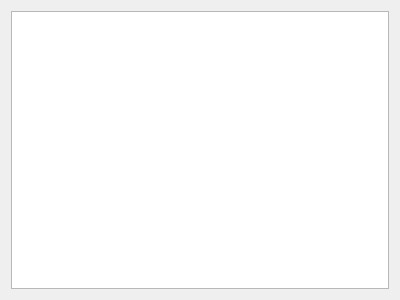
Qt form popup_notice.ui (ntw8651/CBNotification) before a commit.
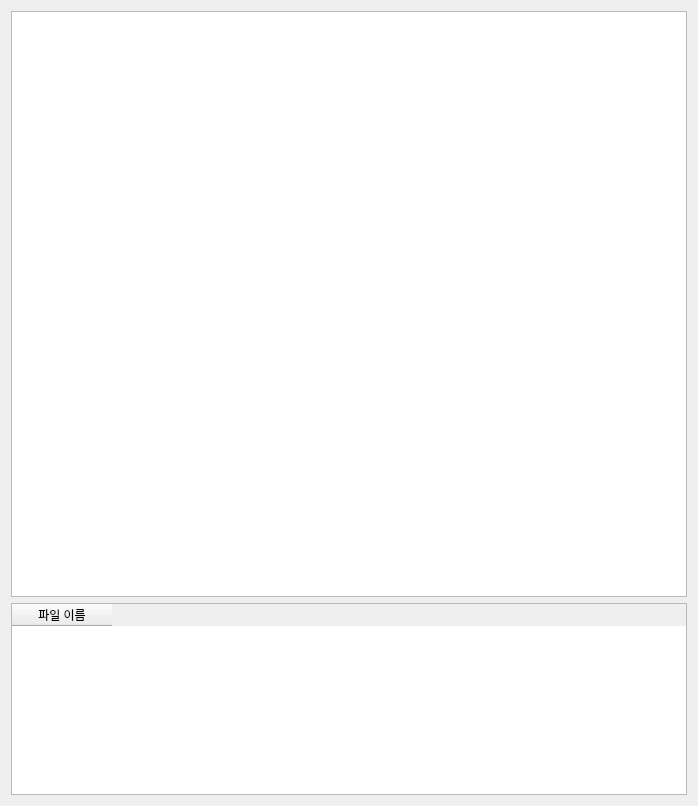
The same form after that commit.

```diff
--- a/popup_notice.ui
+++ b/popup_notice.ui
@@ -6,8 +6,8 @@
    <rect>
     <x>0</x>
     <y>0</y>
-    <width>400</width>
-    <height>300</height>
+    <width>698</width>
+    <height>806</height>
    </rect>
   </property>
   <property name="windowTitle">
@@ -16,6 +16,30 @@
   <layout class="QGridLayout" name="gridLayout_2">
    <item row="0" column="0">
     <layout class="QGridLayout" name="gridLayout">
+     <item row="1" column="0">
+      <widget class="QTableWidget" name="tableWidget">
+       <property name="sizePolicy">
+        <sizepolicy hsizetype="Expanding" vsizetype="Preferred">
+         <horstretch>0</horstretch>
+         <verstretch>0</verstretch>
+        </sizepolicy>
+       </property>
+       <property name="maximumSize">
+        <size>
+         <width>16777215</width>
+         <height>342</height>
+        </size>
+       </property>
+       <attribute name="verticalHeaderHighlightSections">
+        <bool>true</bool>
+       </attribute>
+       <column>
+        <property name="text">
+         <string>파일 이름</string>
+        </property>
+       </column>
+      </widget>
+     </item>
      <item row="0" column="0">
       <widget class="QTextEdit" name="TextEdit">
        <property name="readOnly">
```
